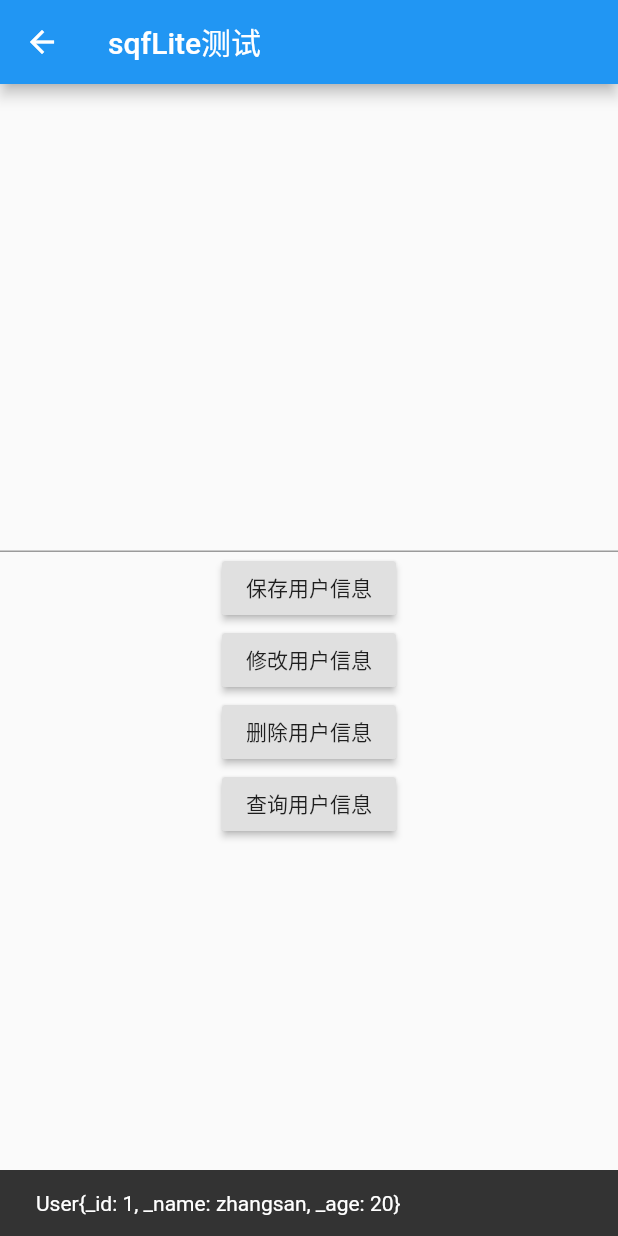
After one commit to guojunliang/MyFlutter, a Flutter app: the SqfliteWidget screen opened by its route, after a tap on "保存用户信息", on a phone screen of 412 x 824 dp. The commit adds this screen. Run offline on Flutter 3.47's test engine with Material 2 defaults, Android fonts, the phone set to English and light mode, and no system bars; our stand-ins replace shared_preferences, sqflite, synchronized; accounts and stored records are empty.

Commit message:
数据库demo提交

```diff
--- /dev/null
+++ b/lib/SqfLiteHelper.dart
@@ -0,0 +1,92 @@
+import 'package:sqflite/sqflite.dart';
+import 'package:synchronized/synchronized.dart';
+
+String tableName = "user";
+String columnId = "id";
+String columdName = "name";
+String columnAge = "age";
+
+class User {
+  int _id;
+  String _name;
+  int _age;
+
+  Map<String, dynamic> toMap() {
+    var map = <String, dynamic>{
+      columdName: _name,
+      columnAge: _age,
+    };
+    if (_id != null) {
+      map[columnId] = _id;
+    }
+    return map;
+  }
+
+  User();
+
+  User.fromMap(Map<String, dynamic> map){
+    _id = map[columnId];
+    _name = map[columdName];
+    _age = map[columnAge];
+  }
+
+  @override
+  String toString() {
+    return 'User{_id: $_id, _name: $_name, _age: $_age}';
+  }
+
+}
+
+class SqfLiteHelper {
+  Database _db;
+  final _lock = Lock();
+
+  Future openDataBase(String path) async {
+    String sqlCreate = "create table $tableName ($columnId integer primary key autoincrement,"
+        " $columdName text not null, $columnAge integer not null)";
+    if (_db == null) {
+      await _lock.synchronized(() async {
+        if (_db == null) {
+          _db = await openDatabase(path, version: 1,
+              onCreate: (Database db, int version) async {
+                await db.execute(sqlCreate);
+              },
+              onUpgrade: (Database db, int oldVersion, int newVersion) {
+
+              });
+        }
+      });
+    }
+  }
+
+  Future<User> insert(User user) async {
+    var id = await _db.insert(tableName, user.toMap());
+    user._id = id;
+    return user;
+  }
+
+  Future<List<User>> queryUser(int id) async {
+    var list = await _db.query(
+        tableName, where: "$columnId = ?", whereArgs: [id]);
+    var users = <User>[];
+    if (list != null && list.length > 0) {
+      list.forEach((map) {
+        users.add(User.fromMap(map));
+      });
+      return users;
+    }
+  }
+
+  Future<int> deleteUser(User user) async {
+    var i = await _db.delete(
+        tableName, where: "$columnId = ?", whereArgs: [user._id]);
+    return i;
+  }
+
+  Future<int> updateUser(User user) async {
+    var i = await _db.update(
+        tableName, user.toMap(), where: '$columnId = ?', whereArgs: [user._id]);
+    return i;
+  }
+
+}
--- a/lib/main.dart
+++ b/lib/main.dart
@@ -1,6 +1,8 @@
 import 'package:flutter/material.dart';
-import 'package:my_flutter/SharedPreferenceTest.dart';
+import 'package:my_flutter/sp_test.dart';
 import 'package:my_flutter/SecondView.dart';
+import 'package:my_flutter/sqflite_demo.dart';
+import 'package:my_flutter/SqfLiteHelper.dart';
 
 void main() => runApp(MyApp());
 
@@ -12,7 +14,9 @@ class MyApp extends StatelessWidget {
       title: 'Flutter Demo',
       routes: {
         "/": (BuildContext contxt) => new MyHomePage(title: "first page"),
-        "/second": (BuildContext context) => SecondViewWidget("")
+        "/second": (BuildContext context) => SecondViewWidget(""),
+        "/sp": (BuildContext context) => SpTest(),
+        "/sqflite":(BuildContext context)=>SqfliteWidget(),
       },
       theme: ThemeData(
         // This is the theme of your application.
@@ -101,6 +105,12 @@ class _MyHomePageState extends State<MyHomePage> {
             RaisedButton(
               onPressed: _testPush3, child: Text("跳转到第二个页面"),),
 //            Text(_result, style: TextStyle(fontSize: 20),)
+            RaisedButton(onPressed: () {
+              Navigator.pushNamed(context, "/sp");
+            }, child: Text("测试SharedPreference"),),
+            RaisedButton(onPressed: (){
+              Navigator.pushNamed(context, "/sqflite");
+            },child: Text("测试sqfLite"),)
           ],
         ),
       ),
@@ -116,7 +126,7 @@ class _MyHomePageState extends State<MyHomePage> {
   void _testSPRouter() async {
     var push = await Navigator.push(
         context, new MaterialPageRoute(builder: (context) {
-      return new SharedPreferenceTest("123");
+      return new SpTest();
     }, maintainState: true));
     if (push != null) {
       setState(() {
--- /dev/null
+++ b/lib/sqflite_demo.dart
@@ -0,0 +1,115 @@
+import 'dart:io';
+
+import 'package:flutter/material.dart';
+import 'package:my_flutter/SqfLiteHelper.dart';
+import 'package:path_provider/path_provider.dart';
+TextEditingController _controller= TextEditingController();
+class SqfliteWidget extends StatefulWidget {
+  @override
+  State<StatefulWidget> createState() {
+    return SqflistState();
+  }
+
+}
+
+class SqflistState extends State<SqfliteWidget> {
+  @override
+  Widget build(BuildContext context) {
+    return Scaffold(appBar: AppBar(title: Text("sqfLite测试"),),
+      body: Center(child: MyWidget(),),);
+  }
+}
+
+class MyWidget extends StatelessWidget {
+  SqfLiteHelper _helper;
+
+
+  @override
+  Widget build(BuildContext context) {
+    _helper = SqfLiteHelper();
+    // ignore: expected_token
+    var path = _getDataBasePath();
+    path.then((value) {
+      print("db path:$value");
+      String dbpath = (value + "/user.db");
+      _helper.openDataBase(dbpath);
+    });
+//    path=join(path,"user.db");
+
+    return Column(
+      mainAxisAlignment: MainAxisAlignment.center, children: <Widget>[
+      TextField(controller: _controller, keyboardType: TextInputType.number),
+      RaisedButton(onPressed: () {
+        _saveUser(context);
+      }, child: Text("保存用户信息"),),
+      RaisedButton(onPressed: () {
+        _updateUser(context);
+      }, child: Text("修改用户信息"),),
+      RaisedButton(onPressed: () {
+        _deleteUser(context);
+      }, child: Text("删除用户信息"),),
+      RaisedButton(onPressed: () {
+        _queryUser(context);
+      }, child: Text("查询用户信息"),),
+    ],);
+  }
+
+  _saveUser(BuildContext context) async {
+    User user = User.fromMap(<String, dynamic>{
+      "name": "zhangsan",
+      "age": 20,
+    });
+    if (_helper != null) {
+      User user2 = await _helper.insert(user);
+      Scaffold.of(context).showSnackBar(
+          SnackBar(content: Text("${user2.toString()}")));
+    }
+  }
+
+  _updateUser(BuildContext context) async {
+    var text = _controller.value.text;
+    if (text != null) {
+      User user = User.fromMap(<String, dynamic>{
+        "id": int.parse(text),
+        "name": "hehe$text",
+        "age": 13
+      });
+      var i = await _helper.updateUser(user);
+      Scaffold.of(context).showSnackBar(
+          SnackBar(content: Text("i:$i")));
+    }
+  }
+
+  _queryUser(BuildContext context) async {
+    var text = _controller.value.text;
+    if (text != null) {
+      User user = User.fromMap(<String, dynamic>{
+        "id": int.parse(text),
+        "name": "hehe$text",
+        "age": 13
+      });
+      var user1 = await _helper.queryUser(int.parse(text));
+      Scaffold.of(context).showSnackBar(
+          SnackBar(content: Text("user:${user1.toString()}")));
+    }
+  }
+
+  _deleteUser(BuildContext context) async {
+    var text = _controller.value.text;
+    if (text != null) {
+      User user = User.fromMap(<String, dynamic>{
+        "id": int.parse(text),
+        "name": "hehe$text",
+        "age": 13
+      });
+      var i = await _helper.deleteUser(user);
+      Scaffold.of(context).showSnackBar(
+          SnackBar(content: Text("i:$i")));
+    }
+  }
+
+  Future<String> _getDataBasePath() async {
+    Directory directory = await getApplicationDocumentsDirectory();
+    return directory.path;
+  }
+}
--- a/pubspec.yaml
+++ b/pubspec.yaml
@@ -23,6 +23,10 @@ dependencies:
   # The following adds the Cupertino Icons font to your application.
   # Use with the CupertinoIcons class for iOS style icons.
   cupertino_icons: ^0.1.2
+  shared_preferences: ^0.4.2
+  sqflite: ^1.1.6
+  path_provider: ^0.4.1
+
 
 dev_dependencies:
   flutter_test:
```
Also changed, not shown: lib/SharedPreferenceTest.dart (deleted, +0 -68 lines), lib/sp_test.dart (added, +94 -0 lines), pubspec.lock, 1 other file.
